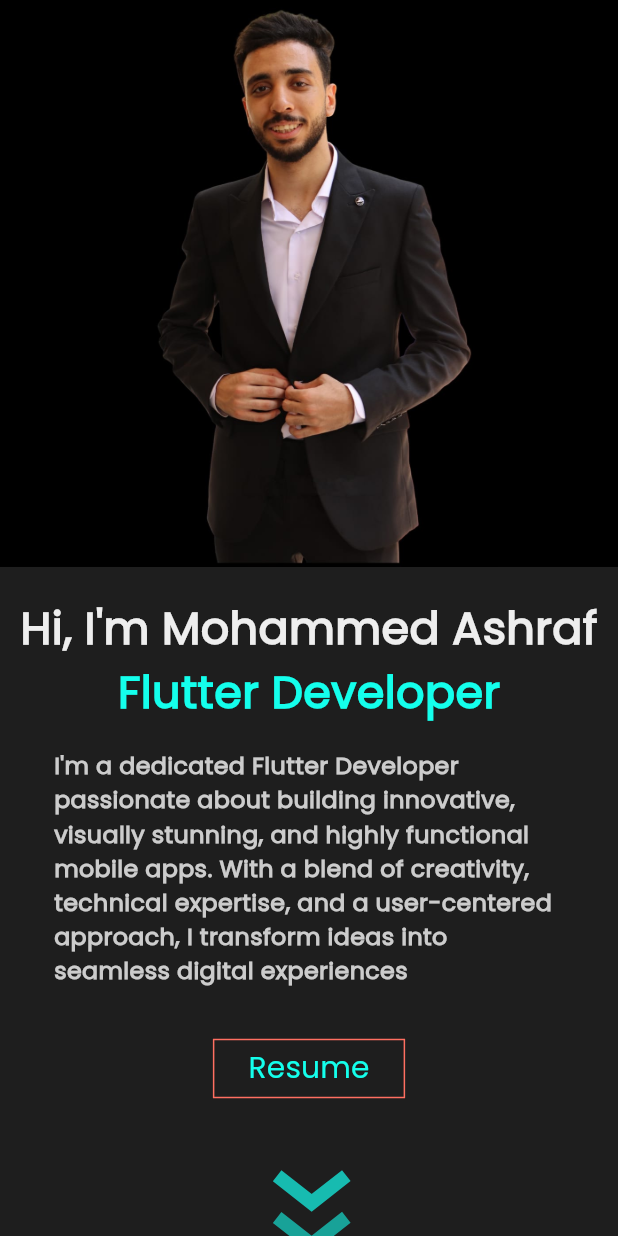
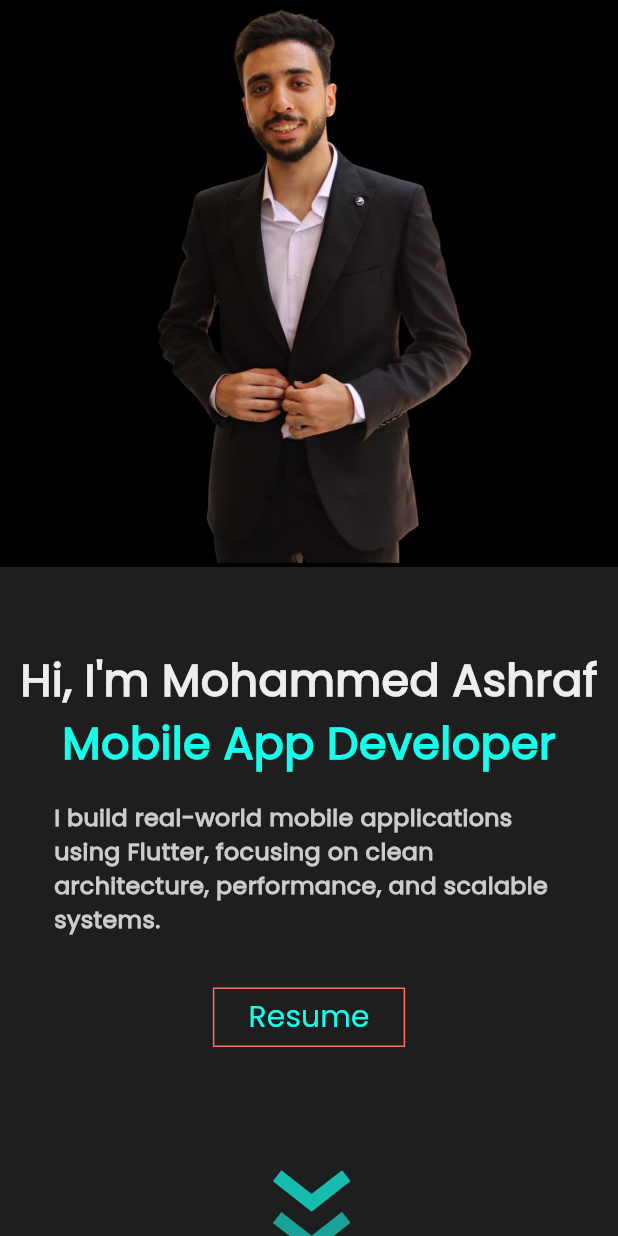
Before and after one commit to MohammedAshraf19/portfolio, a Flutter app: the screen it shows after launch, after a tap on "Resume", on a phone screen of 412 x 824 dp. Run offline on Flutter 3.47's test engine with Material 3 defaults, Android fonts, the phone set to English and light mode, and no system bars; drawn by our look-alikes of flutter_animate; our stand-ins replace flutter_svg, lottie, timeline_tile; missing offline and left inert: insta_image_viewer.

Commit message:
Update Data

```diff
--- a/lib/core/utils/portifolio_data.dart
+++ b/lib/core/utils/portifolio_data.dart
@@ -7,14 +7,13 @@
 class PortifolioData {
   // User Data
   static const name = 'Mohammed Ashraf';
-  static const jobTitle = 'Flutter Developer';
+  static const jobTitle = 'Mobile App Developer';
   static const description =
-      'I\'m a dedicated Flutter Developer passionate about building innovative, visually stunning, and highly functional mobile apps. With a blend of creativity, technical expertise, and a user-centered approach, I transform ideas into seamless digital experiences';
+      'I build real-world mobile applications using Flutter, focusing on clean architecture, performance, and scalable systems.';
   static const contactDescription =
       'I\'m always open to new opportunities and collaborations.\nIf you have a project in mind or just want to connect, feel free to reach out to me!';
   static const about =
-      'I\'m a motivated and detail-oriented Flutter Developer with a solid foundation in mobile app development, object-oriented programming, and problem-solving. Recently graduated with a B.Tech in Information Technology from the University of Zagazig.';
-
+      'My journey into software engineering started with a simple goal: building applications that solve real-world problems.I chose mobile development because I enjoy turning ideas into real products. As a Flutter Developer, I build complete mobile apps—from clean UI to scalable architecture and API integration.I’ve worked on projects involving mobile sensors, real-time features, background services, and machine learning, which shaped my focus on building reliable systems.Alongside development, I mentor and teach programming, leading teams in competitions and helping them achieve 1st place through structured problem-solving and technical guidance.';
   // User Contacts
   static const linkedIn =
       'https://www.linkedin.com/in/mohammed-ashraf-928619393';
--- a/lib/features/about/presentation/widgets/custom_left_section.dart
+++ b/lib/features/about/presentation/widgets/custom_left_section.dart
@@ -26,7 +26,7 @@
         ),
         const Text(
           PortifolioData.about,
-          maxLines: 10,
+          maxLines: 20,
           overflow: TextOverflow.ellipsis,
           style: TextStyles.font22WhiteColorRegular,
         ),
```
